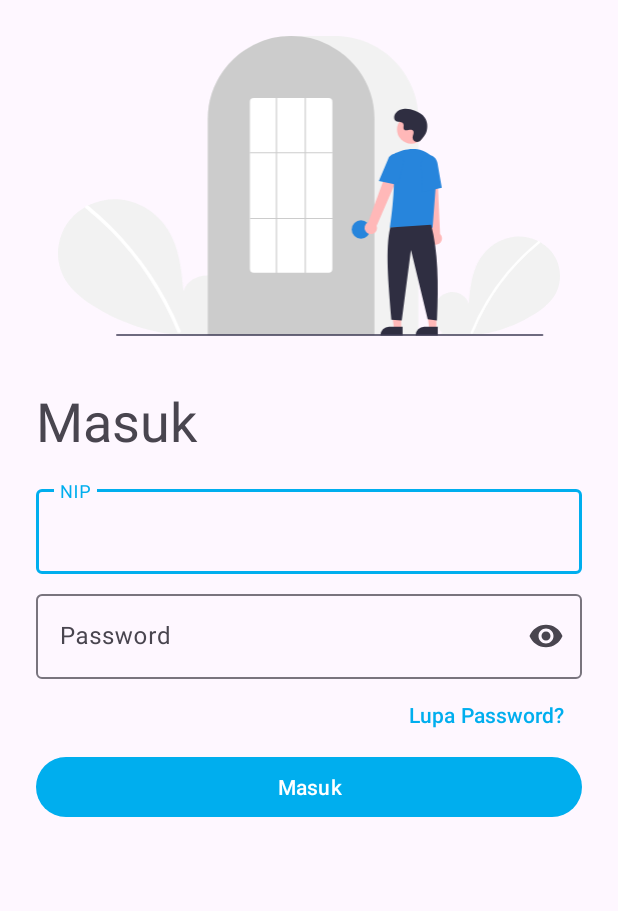
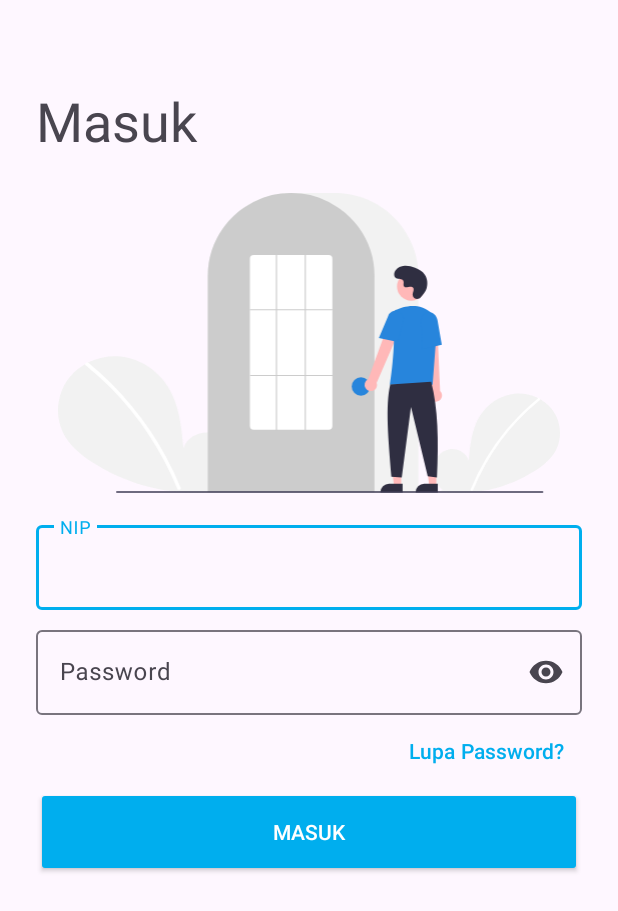
Before and after one commit to yysrll/MVVM-Monitoring-App, an Android app: the layout activity_login.xml on its own in the app's theme, with its tools: preview values and no code run, on a phone screen of 412 x 824 dp. Shown: the top 911 px of the screen. Run offline under Robolectric (Android 15) with nearby library versions, the phone set to English and light mode, and no system bars.

Commit message:
fix: finish intent after login or splashscreen

```diff
--- a/app/src/main/java/com/yusril/mvvmmonitoring/ui/login/LoginActivity.kt
+++ b/app/src/main/java/com/yusril/mvvmmonitoring/ui/login/LoginActivity.kt
@@ -19,6 +19,7 @@ class LoginActivity : AppCompatActivity() {
         supportActionBar?.hide()
         binding.btnLogin.setOnClickListener {
             MainActivity.start(this)
+            finish()
         }
     }
 
--- a/app/src/main/java/com/yusril/mvvmmonitoring/ui/splashscreen/SplashScreenActivity.kt
+++ b/app/src/main/java/com/yusril/mvvmmonitoring/ui/splashscreen/SplashScreenActivity.kt
@@ -2,7 +2,10 @@ package com.yusril.mvvmmonitoring.ui.splashscreen
 
 import androidx.appcompat.app.AppCompatActivity
 import android.os.Bundle
+import android.os.Handler
+import android.os.Looper
 import com.yusril.mvvmmonitoring.databinding.ActivitySplashScreenBinding
+import com.yusril.mvvmmonitoring.ui.login.LoginActivity
 
 class SplashScreenActivity : AppCompatActivity() {
 
@@ -14,5 +17,10 @@ class SplashScreenActivity : AppCompatActivity() {
         setContentView(binding.root)
 
         supportActionBar?.hide()
+
+        Handler(Looper.getMainLooper()).postDelayed({
+            LoginActivity.start(this)
+            finish()
+        }, 3000)
     }
 }
--- a/app/src/main/res/layout/activity_login.xml
+++ b/app/src/main/res/layout/activity_login.xml
@@ -7,25 +7,26 @@
     android:padding="24dp"
     tools:context=".ui.login.LoginActivity">
 
-    <ImageView
-        android:id="@+id/login_illustration"
-        android:layout_width="match_parent"
-        android:layout_height="200dp"
-        android:src="@drawable/ic_login"
-        app:layout_constraintBaseline_toTopOf="parent"
-        app:layout_constraintLeft_toLeftOf="parent"
-        />
-
     <TextView
         android:id="@+id/tv_login"
         style="@style/TextAppearance.Material3.DisplaySmall"
         android:layout_width="match_parent"
         android:layout_height="wrap_content"
         android:layout_marginTop="32dp"
-        app:layout_constraintTop_toBottomOf="@id/login_illustration"
+        app:layout_constraintTop_toTopOf="parent"
         app:layout_constraintLeft_toLeftOf="parent"
         android:text="@string/login"
         />
+
+    <ImageView
+        android:id="@+id/login_illustration"
+        android:layout_width="match_parent"
+        android:layout_height="200dp"
+        android:src="@drawable/ic_login"
+        android:layout_marginVertical="24dp"
+        app:layout_constraintTop_toBottomOf="@id/tv_login"
+        app:layout_constraintLeft_toLeftOf="parent"
+        android:contentDescription="illustration" />
 
     <com.google.android.material.textfield.TextInputLayout
         android:id="@+id/il_login"
@@ -33,7 +34,7 @@
         android:layout_height="wrap_content"
         android:layout_marginTop="16dp"
         android:hint="@string/nip"
-        app:layout_constraintTop_toBottomOf="@id/tv_login"
+        app:layout_constraintTop_toBottomOf="@id/login_illustration"
         app:layout_constraintLeft_toLeftOf="parent"
         >
 
@@ -80,8 +81,9 @@
 
     <Button
         android:id="@+id/btn_login"
+        style="@style/Widget.AppCompat.Button"
         android:layout_width="match_parent"
-        android:layout_height="wrap_content"
+        android:layout_height="60dp"
         app:layout_constraintTop_toBottomOf="@id/btn_forgot_password"
         app:layout_constraintRight_toRightOf="parent"
         android:text="@string/login"
```
